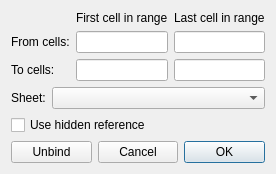
First picture: the form in src/Mod/Spreadsheet/Gui/DlgBindSheet.ui, repository southseact-3d/fcd, before the edit.
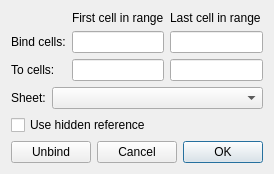
Second picture: the form after the edit. Custom widgets are drawn as their Qt base class.

Commit message: [skip CI] [Spreadsheet] change misleading word in dialog

```diff
--- a/src/Mod/Spreadsheet/Gui/DlgBindSheet.ui
+++ b/src/Mod/Spreadsheet/Gui/DlgBindSheet.ui
@@ -33,7 +33,7 @@
      <item row="1" column="0">
       <widget class="QLabel" name="label_2">
        <property name="text">
-        <string>From cells:</string>
+        <string>Bind cells:</string>
        </property>
       </widget>
      </item>
```
